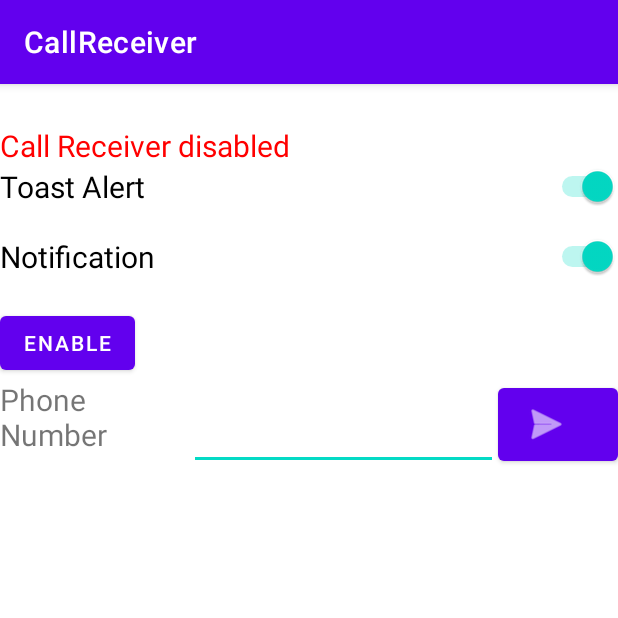
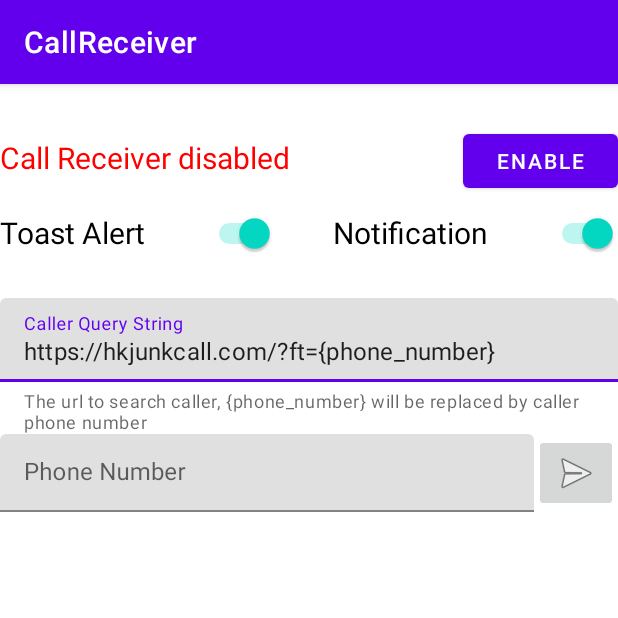
Before and after one commit to htchan/CallerReceiver, an Android app: the screen it shows after launch (MainActivity), on a phone screen of 412 x 824 dp, the top half of it. Run offline under Robolectric (Android 15) with nearby library versions, the phone set to English and light mode, and no system bars.

Commit message:
feat: update layout and add row for query url

```diff
--- a/CallReceiver/app/src/main/java/com/htchan/callreceiver/CallReceiver.kt
+++ b/CallReceiver/app/src/main/java/com/htchan/callreceiver/CallReceiver.kt
@@ -32,7 +32,7 @@ class CallReceiver : BroadcastReceiver() {
         if (!ContactHelper.phoneNumberExist(context, phoneNumber)) {
             val callerHintHelper = CallerHintHelper()
             var callerHint: String = callerHintHelper.UNKNOWN_CALLER_NAME
-            if (!PowerHelper(context).isPowerSaving()) callerHintHelper.map(phoneNumber)
+            if (!PowerHelper(context).isPowerSaving()) callerHintHelper.map(context, phoneNumber)
             callerHintHelper.show(context, phoneNumber, callerHint)
         }
     }
--- a/CallReceiver/app/src/main/java/com/htchan/callreceiver/MainActivity.kt
+++ b/CallReceiver/app/src/main/java/com/htchan/callreceiver/MainActivity.kt
@@ -7,15 +7,14 @@ import android.content.SharedPreferences
 import android.content.pm.PackageManager
 import android.os.Bundle
 import android.os.PowerManager
+import android.text.Editable
 import android.text.method.LinkMovementMethod
 import android.util.Log
 import android.view.View
-import android.widget.Button
-import android.widget.EditText
-import android.widget.Switch
-import android.widget.TextView
+import android.widget.*
 import androidx.appcompat.app.AppCompatActivity
 import androidx.core.text.HtmlCompat
+import com.google.android.material.textfield.TextInputEditText
 import com.htchan.callreceiver.helper.CallerHintHelper
 import com.htchan.callreceiver.helper.ImageGetter
 import com.htchan.callreceiver.helper.PermissionHelper
@@ -57,6 +56,7 @@ class MainActivity : AppCompatActivity() {
             renderEnableButton()
         }
         renderSwitches()
+        renderCallerQueryField()
         setupTestArea(intent.getStringExtra(QUERY_PHONE_NUMBER))
     }
 
@@ -65,6 +65,7 @@ class MainActivity : AppCompatActivity() {
         permissionUtils.handlePermission(this)
         renderEnableButton()
         renderSwitches()
+        renderCallerQueryField()
     }
 
     private fun renderEnableButton() {
@@ -115,6 +116,9 @@ class MainActivity : AppCompatActivity() {
             if (!sharedPref.contains("use_notification")) {
                 putBoolean("use_notification", true)
             }
+            if (!sharedPref.contains("caller_query")) {
+                putString("caller_query", "https://hkjunkcall.com/?ft={phone_number}")
+            }
             apply()
         }
     }
@@ -133,7 +137,7 @@ class MainActivity : AppCompatActivity() {
 
         val toastWarning = findViewById<TextView>(R.id.toast_warning)
         val powerManager = this.getSystemService(POWER_SERVICE) as PowerManager
-        if (PowerHelper(this.applicationContext).isPowerSaving()) {
+        if (PowerHelper(applicationContext).isPowerSaving()) {
             toastWarning.visibility = View.VISIBLE
             toastWarning.text = "Toast Alert does not work when power saving mode is on"
             toastSwitch.isEnabled = false
@@ -152,30 +156,52 @@ class MainActivity : AppCompatActivity() {
         }
     }
 
+    private fun renderCallerQueryField() {
+        val callerQueryInput = findViewById<TextInputEditText>(R.id.caller_query_input)
+
+        callerQueryInput.setText(sharedPref.getString("caller_query", "https://hkjunkcall.com/?ft={phone_number}"))
+        callerQueryInput.setOnFocusChangeListener { view, isFocused ->
+            if (!isFocused) {
+                with(sharedPref.edit()) {
+                    val callerQueryLink = (view as TextInputEditText).text.toString()
+
+                    putString("caller_query", callerQueryLink)
+                    apply()
+                }
+            }
+        }
+    }
+
     private fun setupTestArea(queryPhoneNumber: String?) {
-        val testPhoneNumberInput = findViewById<EditText>(R.id.test_phone_number)
-        val sendTestButton = findViewById<Button>(R.id.send_test_button)
+        val phoneNumberInput = findViewById<TextInputEditText>(R.id.phone_number_input)
+        val sendTestButton = findViewById<ImageButton>(R.id.send_test_button)
         val testResultView = findViewById<TextView>(R.id.test_result)
 
         sendTestButton.setOnClickListener {
+            applyLoading(testResultView, sendTestButton)
             CoroutineScope(Dispatchers.IO).launch {
-                Log.e("callreceiver", testPhoneNumberInput.text.toString())
-                val result = CallerHintHelper().map(testPhoneNumberInput.text.toString())
+                Log.e("callreceiver", phoneNumberInput.text.toString())
+                val result = CallerHintHelper().map(applicationContext, phoneNumberInput.text.toString())
                 Log.e("callreceiver", "result: $result")
                 runOnUiThread {
                     Log.d("check result", result)
-                    applyResultHTML(testResultView, result)
+                    applyResultHTML(testResultView, sendTestButton, result)
                 }
             }
         }
 
         if (queryPhoneNumber != null) {
-            testPhoneNumberInput.setText(queryPhoneNumber)
+            phoneNumberInput.setText(queryPhoneNumber)
             sendTestButton.callOnClick()
         }
     }
 
-    private fun applyResultHTML(view: TextView, text: String) {
+    private fun applyLoading(view: TextView, btn: ImageButton) {
+        view.text = "Loading ..."
+        btn.isEnabled = false
+    }
+
+    private fun applyResultHTML(view: TextView, btn: ImageButton, text: String) {
         // Creating object of ImageGetter class you just created
         val imageGetter = ImageGetter(resources, view)
 
@@ -183,6 +209,7 @@ class MainActivity : AppCompatActivity() {
         view.movementMethod = LinkMovementMethod.getInstance()
 
         view.text = HtmlCompat.fromHtml(text, HtmlCompat.FROM_HTML_MODE_LEGACY, imageGetter, null)
+        btn.isEnabled = true
     }
 
     private fun applyResultText(view: TextView, text: String) {
--- a/CallReceiver/app/src/main/res/layout/activity_main.xml
+++ b/CallReceiver/app/src/main/res/layout/activity_main.xml
@@ -18,19 +18,56 @@
             android:text="Permission grant"
             android:textSize="20sp" />
 
+        <LinearLayout
+            android:layout_width="match_parent"
+            android:layout_height="match_parent"
+            android:orientation="horizontal">
+
             <TextView
                 android:id="@+id/receiver_text"
                 android:layout_width="wrap_content"
                 android:layout_height="wrap_content"
+                android:layout_weight="9"
                 android:text="receiver working"
                 android:textSize="20sp" />
 
+            <Button
+                android:id="@+id/enable_button"
+                android:layout_width="wrap_content"
+                android:layout_height="wrap_content"
+                android:layout_weight="1"
+                android:text="Button" />
+        </LinearLayout>
+
+        <LinearLayout
+            android:layout_width="match_parent"
+            android:layout_height="wrap_content"
+            android:layout_weight="1"
+            android:orientation="horizontal">
+
             <Switch
                 android:id="@+id/toast_switch"
-            android:layout_width="match_parent"
+                android:layout_width="wrap_content"
                 android:layout_height="wrap_content"
+                android:layout_weight="1"
+                android:minHeight="48dp"
                 android:text="Toast Alert"
                 android:textSize="20sp" />
+
+            <Space
+                android:layout_width="wrap_content"
+                android:layout_height="wrap_content"
+                android:layout_weight="1" />
+
+            <Switch
+                android:id="@+id/notification_switch"
+                android:layout_width="wrap_content"
+                android:layout_height="wrap_content"
+                android:layout_weight="1"
+                android:minHeight="48dp"
+                android:text="Notification"
+                android:textSize="20sp" />
+        </LinearLayout>
 
         <TextView
             android:id="@+id/toast_warning"
@@ -38,47 +75,42 @@
             android:layout_height="wrap_content"
             android:textColor="#F44336" />
 
-        <Switch
-            android:id="@+id/notification_switch"
+        <com.google.android.material.textfield.TextInputLayout
+            android:layout_width="match_parent"
+            android:layout_height="match_parent"
+            app:helperText="The url to search caller, {phone_number} will be replaced by caller phone number">
+
+            <com.google.android.material.textfield.TextInputEditText
+                android:id="@+id/caller_query_input"
                 android:layout_width="match_parent"
                 android:layout_height="wrap_content"
-            android:text="Notification"
-            android:textSize="20sp" />
-
-        <Button
-            android:id="@+id/enable_button"
-            android:layout_width="wrap_content"
-            android:layout_height="wrap_content"
-            android:layout_marginTop="20dp"
-            android:text="Button" />
+                android:hint="Caller Query String" />
+        </com.google.android.material.textfield.TextInputLayout>
 
         <LinearLayout
             android:layout_width="match_parent"
-            android:layout_height="wrap_content"
+            android:layout_height="match_parent"
             android:orientation="horizontal">
 
-            <TextView
-                android:id="@+id/test_phone_label"
+            <com.google.android.material.textfield.TextInputLayout
                 android:layout_width="wrap_content"
                 android:layout_height="match_parent"
-                android:layout_weight="1"
-                android:text="Phone Number"
-                android:textSize="20sp" />
+                android:layout_weight="1">
 
-            <EditText
-                android:id="@+id/test_phone_number"
-                android:layout_width="wrap_content"
+                <com.google.android.material.textfield.TextInputEditText
+                    android:id="@+id/phone_number_input"
+                    android:layout_width="match_parent"
                     android:layout_height="match_parent"
-                android:layout_weight="1"
-                android:ems="10"
+                    android:hint="Phone Number"
                     android:inputType="phone" />
 
-            <Button
+            </com.google.android.material.textfield.TextInputLayout>
+
+            <ImageButton
                 android:id="@+id/send_test_button"
                 android:layout_width="wrap_content"
-                android:layout_height="match_parent"
-                android:layout_weight="1"
-                app:icon="@android:drawable/ic_menu_send" />
+                android:layout_height="wrap_content"
+                app:srcCompat="@android:drawable/ic_menu_send" />
 
         </LinearLayout>
 
```
Also changed, not shown: CallReceiver/app/src/main/java/com/htchan/callreceiver/helper/CallerHintHelper.kt (+12 -12 lines). Lines whose indentation alone changed are shown as unchanged.
